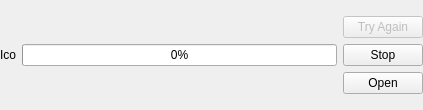
This is thrd/browser/downloaditem.ui in hermixy/biluna as Qt 5 draws it before an edit. The edited form follows.
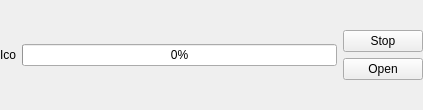
This is the edited form. Custom widgets are drawn as their Qt base class.

Diff of the .ui file:
```diff
--- a/thrd/browser/downloaditem.ui
+++ b/thrd/browser/downloaditem.ui
@@ -81,16 +81,6 @@
        </property>
       </spacer>
      </item>
-     <item>
-      <widget class="QPushButton" name="tryAgainButton" >
-       <property name="enabled" >
-        <bool>false</bool>
-       </property>
-       <property name="text" >
-        <string>Try Again</string>
-       </property>
-      </widget>
-     </item>
      <item>
       <widget class="QPushButton" name="stopButton" >
        <property name="text" >
```
